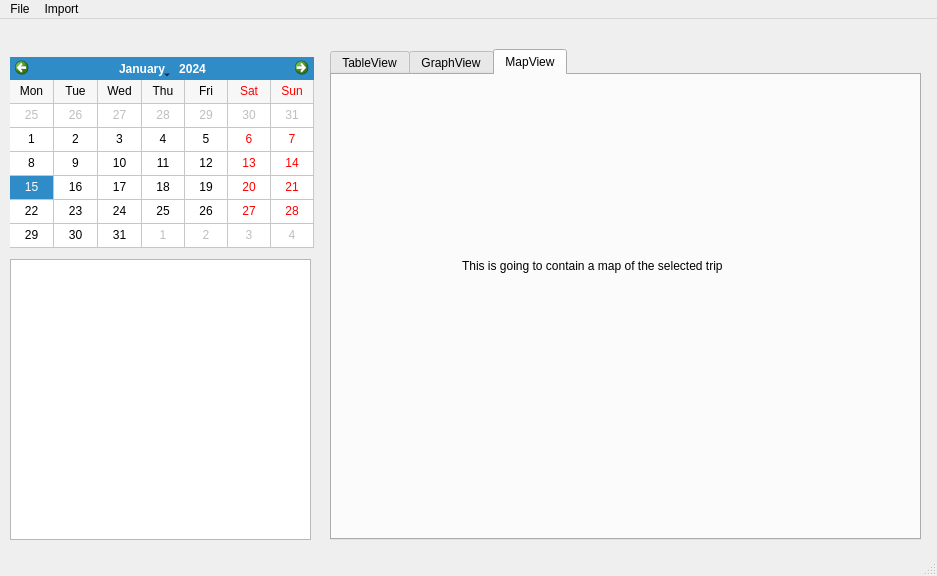
Above: src/gui/mainWindow.ui from jessie828/locationmanager before the change. Below: the same form after it.
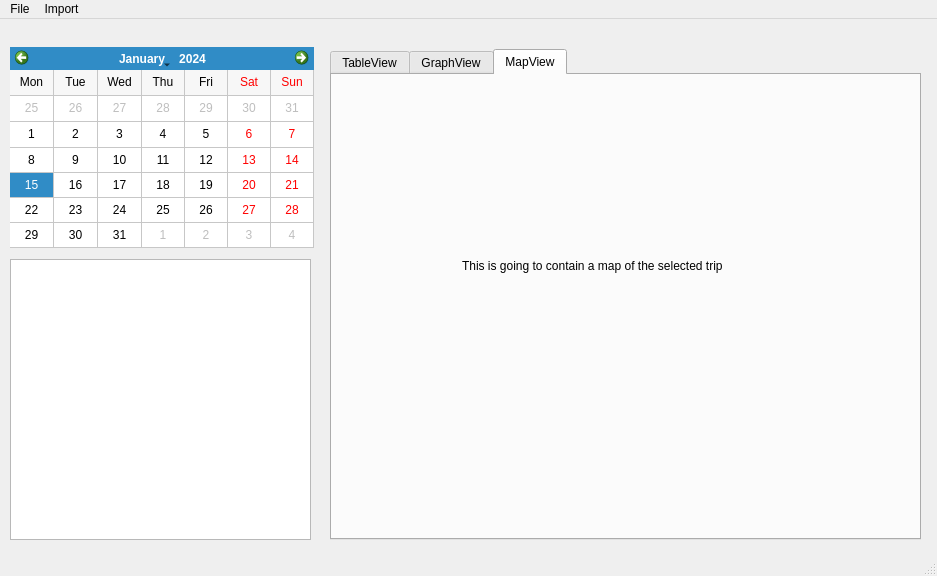
That is the form after the change.

Diff of the .ui file:
```diff
--- a/src/gui/mainWindow.ui
+++ b/src/gui/mainWindow.ui
@@ -59,9 +59,9 @@
     <property name="geometry">
      <rect>
       <x>10</x>
-      <y>38</y>
+      <y>28</y>
       <width>304</width>
-      <height>191</height>
+      <height>201</height>
      </rect>
     </property>
     <property name="firstDayOfWeek">
```
